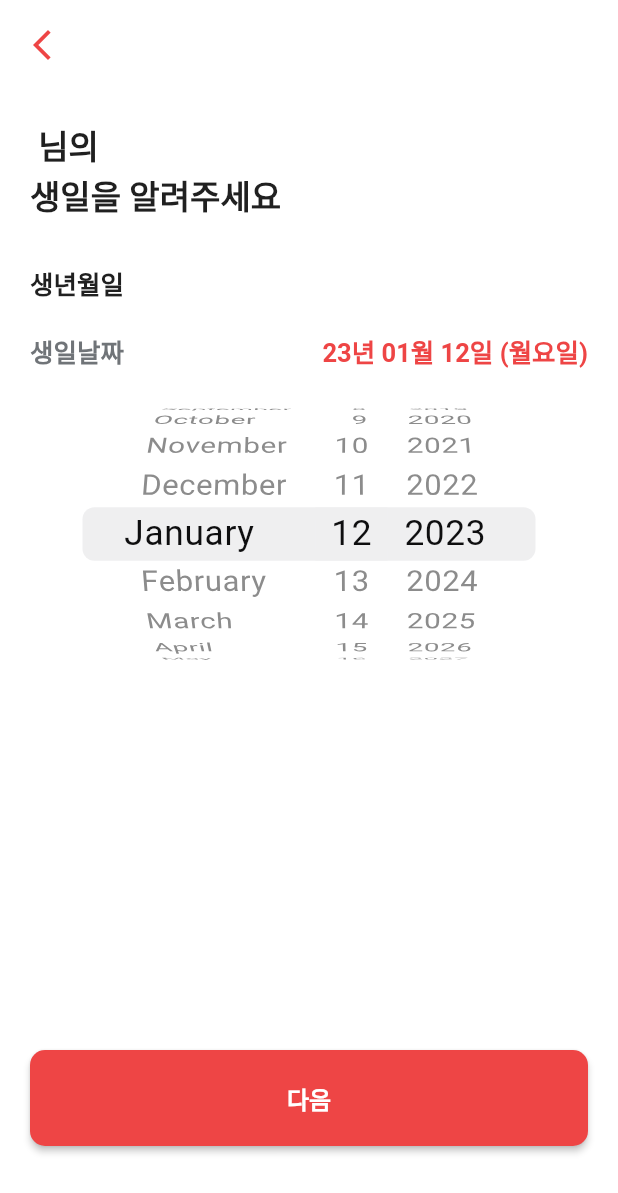
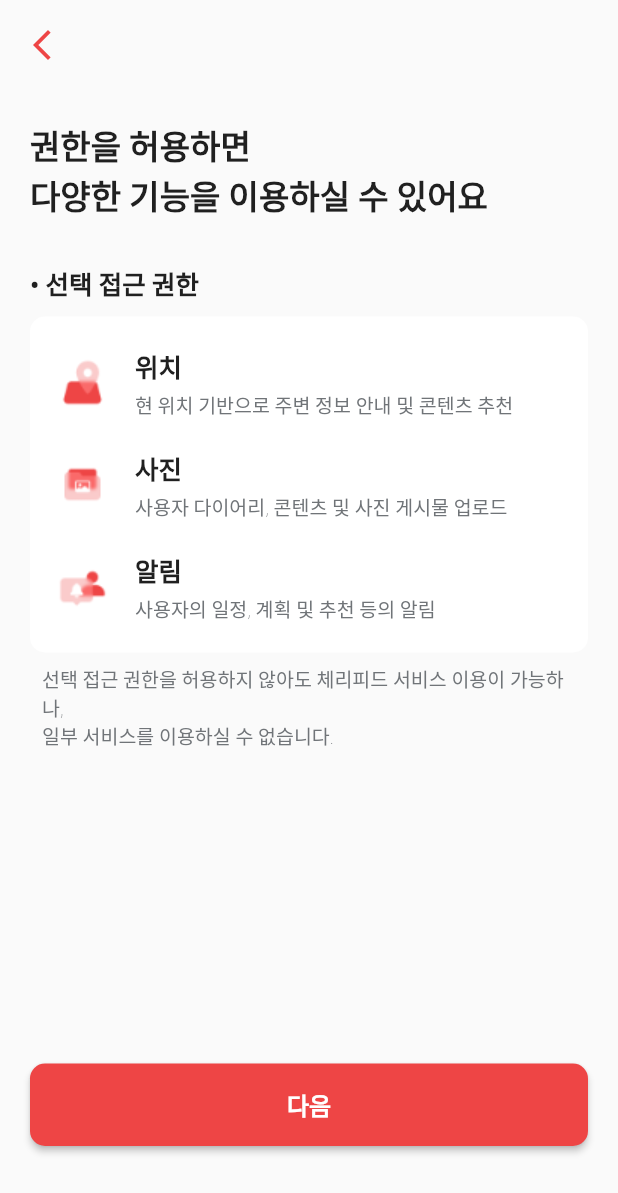
Before and after one commit to cheeryFeed/cherry-feed-app, a Flutter app: the BirthDayScreen screen opened directly with empty values, after a tap on "다음", on a phone screen of 412 x 824 dp. Shown: the top 1193 px of the screen. Run offline on Flutter 3.47's test engine with Material 2 defaults, Android fonts, the light colour scheme and no system bars; our stand-ins replace permission_handler; Roboto replaces fonts that are missing (pretendard).

Commit message:
Add - 생일 화면, AppBar Custom, Img Assets, 권한 요구 화면단 추가, 텍스트 수정화면 공통화

```diff
--- a/lib/appbar/customAppBar.dart
+++ b/lib/appbar/custom_app_bar.dart
@@ -16,13 +16,13 @@ class CustomAppBar extends StatelessWidget implements PreferredSizeWidget {
       leading: IconButton(
         icon: Icon(
           Icons.arrow_back_ios_new,
-          color: isShow ? Theme.of(context).primaryColor : Colors.white,
+          color: isShow ? Theme.of(context).primaryColor : Color(0xffFAFAFA),
         ),
         onPressed: () {
           Navigator.pop(context);
         },
       ),
-      backgroundColor: Colors.white,
+      backgroundColor: Color(0xffFAFAFA),
       // 그림자 효과 없애기.
       elevation: 0.0,
       // 110 - 상태바의 크기.
--- a/lib/button/next_button.dart
+++ b/lib/button/next_button.dart
@@ -3,12 +3,16 @@ import 'package:flutter/material.dart';
 class NextButton extends StatelessWidget {
   final String text;
   final VoidCallback onPressed;
-  const NextButton({Key? key, required this.text, required this.onPressed}) : super(key: key);
+  final bool isHalf;
+  const NextButton({Key? key, required this.text, required this.onPressed, required this.isHalf}) : super(key: key);
 
   @override
   Widget build(BuildContext context) {
     double width = MediaQuery.of(context).size.width;
-    double height = 64;
+    if(isHalf) {
+      width = width / 2;
+    }
+    double height = MediaQuery.of(context).size.height / 15;
     return ElevatedButton(
       onPressed: onPressed,
       style: ButtonStyle(
--- a/lib/screen/birth_day_screen.dart
+++ b/lib/screen/birth_day_screen.dart
@@ -1,12 +1,16 @@
-import 'package:cherry_feed/appbar/customAppBar.dart';
+import 'package:cherry_feed/appbar/custom_app_bar.dart';
 import 'package:cherry_feed/button/next_button.dart';
+import 'package:cherry_feed/date_dialog.dart';
+import 'package:cherry_feed/screen/organization_screen.dart';
 import 'package:flutter/cupertino.dart';
 import 'package:flutter/material.dart';
 import 'package:intl/intl.dart';
 
 class BirthDayScreen extends StatefulWidget {
   final String text;
+
   const BirthDayScreen({Key? key, required this.text}) : super(key: key);
+
   @override
   State<BirthDayScreen> createState() => _BirthDayScreenState();
 }
@@ -14,12 +18,32 @@ class BirthDayScreen extends StatefulWidget {
 class _BirthDayScreenState extends State<BirthDayScreen> {
   DateTime _selectedDate = DateTime.now();
   final DateFormat formatter = DateFormat('yy년 MM월 dd일');
-  //DateFormat weekFormat;
-  //initializeDateFormatting('de_DE', null).then(DateFormat('EEEE', 'ko-kr'));
+
+  Future<void> _showDatePickerDialog(BuildContext context) async {
+    final pickedDate = await showDialog<DateTime>(
+      context: context,
+      builder: (_) => DateDialog(
+        initialDate: _selectedDate,
+        onDateTimeChanged: (DateTime date) {
+          setState(() {
+            _selectedDate = date;
+          });
+          Navigator.of(context).pop(date);
+        },
+      ),
+    );
+    if (pickedDate != null) {
+      // 선택된 날짜가 있으면 상태를 업데이트합니다.
+      setState(() {
+        _selectedDate = pickedDate;
+      });
+    }
+  }
+
   @override
   Widget build(BuildContext context) {
     return Scaffold(
-      backgroundColor: Colors.white,
+      backgroundColor: Color(0xffFAFAFA),
       appBar: const CustomAppBar(
         isShow: true,
       ),
@@ -68,30 +92,28 @@ class _BirthDayScreenState extends State<BirthDayScreen> {
                   ),
                   Padding(
                     padding: const EdgeInsets.symmetric(vertical: 10.0),
-                    child: Text(
+                    child: Row(
+                      children: [
+                        Text(
                           '${formatter.format(_selectedDate)} (월요일)',
-                      style: Theme.of(context).textTheme.bodyText1?.copyWith(
+                          style:
+                              Theme.of(context).textTheme.bodyText1?.copyWith(
                                     fontSize: 17,
                                     color: Theme.of(context).primaryColor,
+                                    fontWeight: FontWeight.w100,
                                   ),
+                        ),
+                        IconButton(
+                          onPressed: () => _showDatePickerDialog(context),
+                          icon: Icon(
+                            Icons.arrow_forward_ios,
+                            color: Theme.of(context).primaryColor,
                           ),
                         ),
                       ],
                     ),
                   ),
-
-            ConstrainedBox(
-              constraints: BoxConstraints(
-                maxHeight: 200,
-              ),
-              child: CupertinoDatePicker(
-                mode: CupertinoDatePickerMode.date,
-                initialDateTime: _selectedDate,
-                onDateTimeChanged: (dateTime) {
-                  setState(() {
-                    _selectedDate = dateTime;
-                  });
-                },
+                ],
               ),
             ),
             const Expanded(
@@ -101,14 +123,19 @@ class _BirthDayScreenState extends State<BirthDayScreen> {
             ),
             Padding(
               padding: const EdgeInsets.only(bottom: 40),
-              child: NextButton(text: '다음', onPressed: onPressed,),
+              child: NextButton(
+                isHalf: false,
+                text: '다음',
+                onPressed: onPressed,
+              ),
             ),
           ],
         ),
       ),
     );
   }
+
   void onPressed() {
-
+    Navigator.push(context, MaterialPageRoute(builder: (context)=>OrganizationScreen()));
   }
 }
--- a/lib/screen/login_screen.dart
+++ b/lib/screen/login_screen.dart
@@ -1,4 +1,4 @@
-import 'package:cherry_feed/appbar/customAppBar.dart';
+import 'package:cherry_feed/appbar/custom_app_bar.dart';
 import 'package:cherry_feed/button/social_button.dart';
 import 'package:flutter/material.dart';
 
@@ -8,7 +8,7 @@ class LoginScreen extends StatelessWidget {
   @override
   Widget build(BuildContext context) {
     return Scaffold(
-      backgroundColor: Colors.white,
+      backgroundColor: Color(0xffFAFAFA),
       appBar: const CustomAppBar(
         isShow: false,
       ),
--- a/lib/screen/logo_screen.dart
+++ b/lib/screen/logo_screen.dart
@@ -1,4 +1,4 @@
-import 'package:cherry_feed/appbar/customAppBar.dart';
+import 'package:cherry_feed/appbar/custom_app_bar.dart';
 import 'package:cherry_feed/screen/login_screen.dart';
 import 'package:flutter/material.dart';
 import 'package:flutter/services.dart';
@@ -10,7 +10,7 @@ class LogoScreen extends StatelessWidget {
   Widget build(BuildContext context) {
     return
       Scaffold(
-      backgroundColor: Colors.white,
+        backgroundColor: Color(0xffFAFAFA),
       appBar: const CustomAppBar(isShow: false,),
       body: Padding(
         padding: const EdgeInsets.fromLTRB(20, 0, 20, 20),
--- /dev/null
+++ b/lib/screen/organization_screen.dart
@@ -0,0 +1,179 @@
+import 'package:cherry_feed/appbar/custom_app_bar.dart';
+import 'package:cherry_feed/button/next_button.dart';
+import 'package:cherry_feed/screen/connect_feed_screen.dart';
+import 'package:cherry_feed/screen/organization_example_screen.dart';
+import 'package:flutter/material.dart';
+
+class OrganizationScreen extends StatelessWidget {
+  const OrganizationScreen({Key? key}) : super(key: key);
+
+  @override
+  Widget build(BuildContext context) {
+    return Scaffold(
+      backgroundColor: Color(0xffFAFAFA),
+      appBar: CustomAppBar(
+        isShow: true,
+      ),
+      body: Padding(
+        padding: const EdgeInsets.all(20.0),
+        child: Column(
+          children: [
+            Padding(
+              padding: const EdgeInsets.only(bottom: 20.0),
+              child: SizedBox(
+                width: MediaQuery.of(context).size.width,
+                child: Text(
+                  '권한을 허용하면 \n'
+                  '다양한 기능을 이용하실 수 있어요',
+                  style: Theme.of(context).textTheme.bodyText1,
+                  textAlign: TextAlign.left,
+                ),
+              ),
+            ),
+            Padding(
+              padding: const EdgeInsets.symmetric(vertical: 10.0),
+              child: SizedBox(
+                width: MediaQuery.of(context).size.width,
+                child: Text(
+                  '• 선택 접근 권한',
+                  style: Theme.of(context).textTheme.bodyText1?.copyWith(
+                        fontSize: 17,
+                      ),
+                ),
+              ),
+            ),
+            Container(
+              decoration: BoxDecoration(
+                color: const Color(0xffFFFFFF),
+                borderRadius: BorderRadius.circular(10),
+              ),
+              width: MediaQuery.of(context).size.width - 20,
+              child: Padding(
+                padding: const EdgeInsets.symmetric(vertical: 10.0),
+                child: Column(
+                  mainAxisAlignment: MainAxisAlignment.spaceBetween,
+                  children: const <RowContent>[
+                    RowContent(
+                      title: '위치',
+                      content: '현 위치 기반으로 주변 정보 안내 및 콘텐츠 추천',
+                      imgPath: 'assets/images/map.png',
+                    ),
+                    RowContent(
+                      title: '사진',
+                      content: '사용자 다이어리, 콘텐츠 및 사진 게시물 업로드',
+                      imgPath: 'assets/images/folder.png',
+                    ),
+                    RowContent(
+                      title: '알림',
+                      content: '사용자의 일정, 계획 및 추천 등의 알림',
+                      imgPath: 'assets/images/like.png',
+                    ),
+                  ],
+                ),
+              ),
+            ),
+            Padding(
+              padding: const EdgeInsets.all(8.0),
+              child: SizedBox(
+                width: MediaQuery.of(context).size.width,
+                child: Text(
+                  '선택 접근 권한을 허용하지 않아도 체리피드 서비스 이용이 가능하나,\n일부 서비스를 이용하실 수 없습니다.',
+                  style: Theme.of(context).textTheme.bodyText1?.copyWith(
+                      fontSize: 13,
+                      color: Color(0xff707478),
+                      fontWeight: FontWeight.w100),
+                ),
+              ),
+            ),
+            const Expanded(
+              child: SizedBox(
+                height: 300,
+              ),
+            ),
+            Padding(
+              padding: const EdgeInsets.only(bottom: 40),
+              child: NextButton(
+                text: '다음',
+                isHalf: false,
+                onPressed: () {
+                  Navigator.push(
+                      context,
+                      MaterialPageRoute(
+                          builder: (context) => ConnectFeedScreen()));
+                },
+              ),
+            ),
+          ],
+        ),
+      ),
+    );
+  }
+}
+
+class RowContent extends StatelessWidget {
+  final String title;
+  final String content;
+  final String imgPath;
+
+  const RowContent(
+      {Key? key,
+      required this.title,
+      required this.content,
+      required this.imgPath})
+      : super(key: key);
+
+  @override
+  Widget build(BuildContext context) {
+    return Padding(
+      padding: const EdgeInsets.fromLTRB(
+        12,
+        10,
+        12,
+        10,
+      ),
+      child: Row(
+        mainAxisAlignment: MainAxisAlignment.spaceBetween,
+        children: [
+          Expanded(
+            flex: 2,
+            child: Padding(
+              padding: const EdgeInsets.only(right: 12.0),
+              child: Image.asset(
+                imgPath,
+              ),
+            ),
+          ),
+          Expanded(
+            flex: 10,
+            child: Column(
+              mainAxisAlignment: MainAxisAlignment.spaceEvenly,
+              children: [
+                Container(
+                  padding: const EdgeInsets.only(bottom: 4),
+                  width: MediaQuery.of(context).size.width,
+                  child: Text(title,
+                      textAlign: TextAlign.left,
+                      style: Theme.of(context).textTheme.bodyText1?.copyWith(
+                            fontSize: 17,
+                            //color: Color(0xff707478),
+                            //fontWeight: FontWeight.w100
+                          )),
+                ),
+                SizedBox(
+                  width: MediaQuery.of(context).size.width,
+                  child: Text(
+                    content,
+                    style: Theme.of(context).textTheme.bodyText1?.copyWith(
+                        fontSize: 13,
+                        color: Color(0xff707478),
+                        fontWeight: FontWeight.w100),
+                  ),
+                )
+              ],
+            ),
+          )
+        ],
+      ),
+    );
+  }
+}
--- a/pubspec.yaml
+++ b/pubspec.yaml
@@ -37,6 +37,7 @@ dependencies:
   # Use with the CupertinoIcons class for iOS style icons.
   cupertino_icons: ^1.0.2
   intl: ^0.18.0
+  permission_handler: ^10.0.0
 dev_dependencies:
   flutter_test:
     sdk: flutter
```
Also changed, not shown: lib/date_dialog.dart (added, +50 -0 lines), lib/screen/connect_feed_screen.dart (added, +98 -0 lines), lib/screen/nick_name_screen.dart (+5 -2 lines), lib/screen/organization_example_screen.dart (added, +51 -0 lines), lib/textEdit/text_edit.dart (+5 -2 lines), assets/images/folder.png (added), assets/images/like.png (added), assets/images/map.png (added), pubspec.lock, 6 other files. Lines whose indentation alone changed are shown as unchanged.
